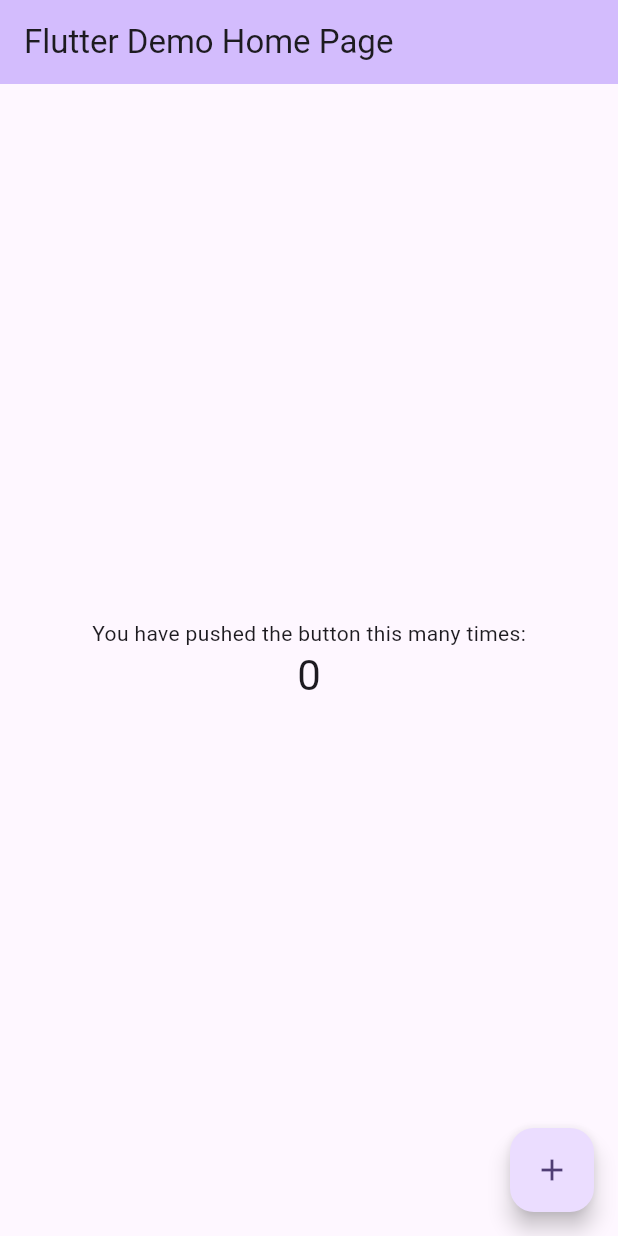
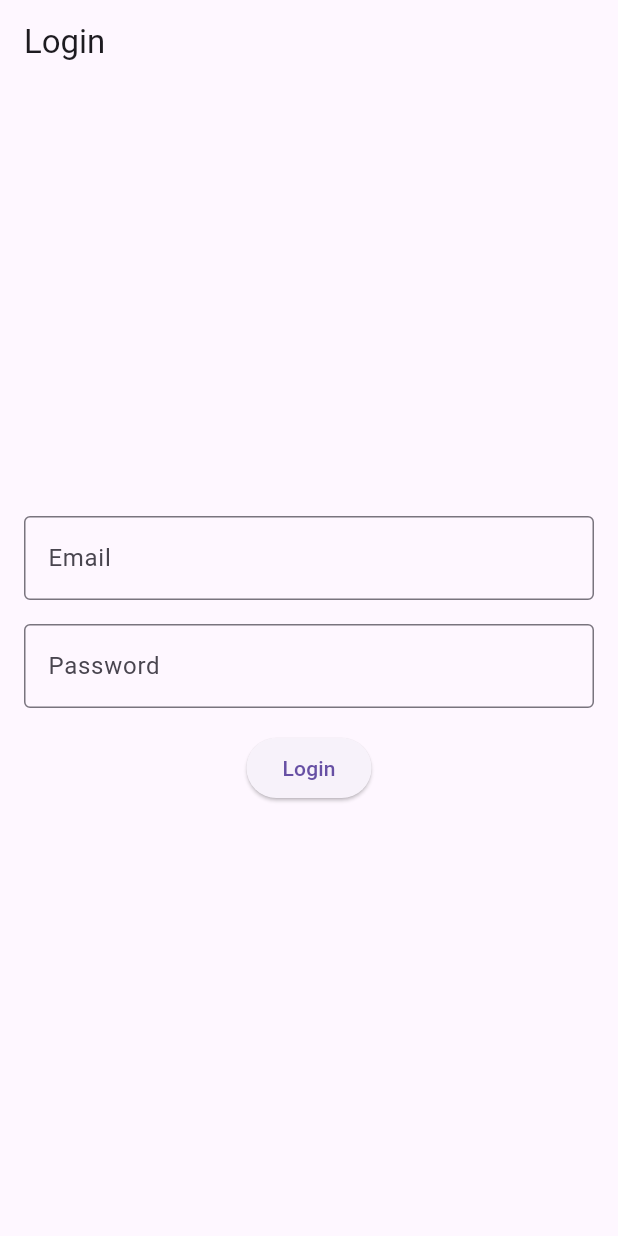
Before and after one commit to JoeDareZone/signalsync, a Flutter app: the screen it shows after launch, on a phone screen of 412 x 824 dp. Run offline on Flutter 3.47's test engine with Material 3 defaults, Android fonts, the phone set to English and light mode, and no system bars; our stand-ins replace firebase_auth, firebase_core; accounts and stored records are empty; statements that could not run were skipped.

Commit message:
feat: :sparkles: Add home page and login pages

```diff
--- a/lib/main.dart
+++ b/lib/main.dart
@@ -1,118 +1,29 @@
 import 'package:firebase_core/firebase_core.dart';
 import 'package:flutter/material.dart';
+import 'package:signalsync/screens/home_screen.dart';
+import 'package:signalsync/screens/login_screen.dart';
 
 import 'firebase_options.dart';
 
 void main() async {
   WidgetsFlutterBinding.ensureInitialized();
-
   await Firebase.initializeApp(
     options: DefaultFirebaseOptions.currentPlatform,
   );
 
-  runApp(const MyApp());
+  runApp(MyApp());
 }
 
 class MyApp extends StatelessWidget {
-  const MyApp({super.key});
-
   @override
   Widget build(BuildContext context) {
     return MaterialApp(
-      title: 'Flutter Demo',
-      theme: ThemeData(
-        colorScheme: ColorScheme.fromSeed(seedColor: Colors.deepPurple),
-        useMaterial3: true,
-      ),
-      home: const MyHomePage(title: 'Flutter Demo Home Page'),
+      title: 'Firebase Auth Demo',
+      initialRoute: '/',
+      routes: {
+        '/': (context) => LoginScreen(),
+        '/home': (context) => HomeScreen(),
+      },
     );
   }
 }
-
-class MyHomePage extends StatefulWidget {
-  const MyHomePage({super.key, required this.title});
-
-  // This widget is the home page of your application. It is stateful, meaning
-  // that it has a State object (defined below) that contains fields that affect
-  // how it looks.
-
-  // This class is the configuration for the state. It holds the values (in this
-  // case the title) provided by the parent (in this case the App widget) and
-  // used by the build method of the State. Fields in a Widget subclass are
-  // always marked "final".
-
-  final String title;
-
-  @override
-  State<MyHomePage> createState() => _MyHomePageState();
-}
-
-class _MyHomePageState extends State<MyHomePage> {
-  int _counter = 0;
-
-  void _incrementCounter() {
-    setState(() {
-      // This call to setState tells the Flutter framework that something has
-      // changed in this State, which causes it to rerun the build method below
-      // so that the display can reflect the updated values. If we changed
-      // _counter without calling setState(), then the build method would not be
-      // called again, and so nothing would appear to happen.
-      _counter++;
-    });
-  }
-
-  @override
-  Widget build(BuildContext context) {
-    // This method is rerun every time setState is called, for instance as done
-    // by the _incrementCounter method above.
-    //
-    // The Flutter framework has been optimized to make rerunning build methods
-    // fast, so that you can just rebuild anything that needs updating rather
-    // than having to individually change instances of widgets.
-    return Scaffold(
-      appBar: AppBar(
-        // TRY THIS: Try changing the color here to a specific color (to
-        // Colors.amber, perhaps?) and trigger a hot reload to see the AppBar
-        // change color while the other colors stay the same.
-        backgroundColor: Theme.of(context).colorScheme.inversePrimary,
-        // Here we take the value from the MyHomePage object that was created by
-        // the App.build method, and use it to set our appbar title.
-        title: Text(widget.title),
-      ),
-      body: Center(
-        // Center is a layout widget. It takes a single child and positions it
-        // in the middle of the parent.
-        child: Column(
-          // Column is also a layout widget. It takes a list of children and
-          // arranges them vertically. By default, it sizes itself to fit its
-          // children horizontally, and tries to be as tall as its parent.
-          //
-          // Column has various properties to control how it sizes itself and
-          // how it positions its children. Here we use mainAxisAlignment to
-          // center the children vertically; the main axis here is the vertical
-          // axis because Columns are vertical (the cross axis would be
-          // horizontal).
-          //
-          // TRY THIS: Invoke "debug painting" (choose the "Toggle Debug Paint"
-          // action in the IDE, or press "p" in the console), to see the
-          // wireframe for each widget.
-          mainAxisAlignment: MainAxisAlignment.center,
-          children: <Widget>[
-            const Text(
-              'You have pushed the button this many times:',
-            ),
-            Text(
-              '$_counter',
-              style: Theme.of(context).textTheme.headlineMedium,
-            ),
-          ],
-        ),
-      ),
-      floatingActionButton: FloatingActionButton(
-        onPressed: _incrementCounter,
-        tooltip: 'Increment',
-        child: const Icon(Icons.add),
-      ), // This trailing comma makes auto-formatting nicer for build methods.
-    );
-  }
-}
--- /dev/null
+++ b/lib/screens/login_screen.dart
@@ -0,0 +1,93 @@
+import 'package:flutter/material.dart';
+import 'package:firebase_auth/firebase_auth.dart';
+import 'home_screen.dart'; // This is your home screen after login
+
+class LoginScreen extends StatefulWidget {
+  @override
+  _LoginScreenState createState() => _LoginScreenState();
+}
+
+class _LoginScreenState extends State<LoginScreen> {
+  final TextEditingController _emailController = TextEditingController();
+  final TextEditingController _passwordController = TextEditingController();
+  final FirebaseAuth _auth = FirebaseAuth.instance;
+
+  // State variables for showing loading and error message
+  bool _isLoading = false;
+  String? _errorMessage;
+
+  Future<void> _login() async {
+    setState(() {
+      _isLoading = true;
+      _errorMessage = null;
+    });
+
+    try {
+      // Sign in with email and password
+      UserCredential userCredential = await _auth.signInWithEmailAndPassword(
+        email: _emailController.text,
+        password: _passwordController.text,
+      );
+
+      // Navigate to home screen
+      Navigator.pushReplacement(
+        context,
+        MaterialPageRoute(builder: (context) => HomeScreen()),
+      );
+    } catch (e) {
+      setState(() {
+        _errorMessage = e.toString();
+      });
+    } finally {
+      setState(() {
+        _isLoading = false;
+      });
+    }
+  }
+
+  @override
+  Widget build(BuildContext context) {
+    return Scaffold(
+      appBar: AppBar(title: Text('Login')),
+      body: Padding(
+        padding: const EdgeInsets.all(16.0),
+        child: Column(
+          mainAxisAlignment: MainAxisAlignment.center,
+          children: [
+            TextField(
+              controller: _emailController,
+              decoration: InputDecoration(
+                labelText: 'Email',
+                border: OutlineInputBorder(),
+              ),
+            ),
+            SizedBox(height: 16),
+            TextField(
+              controller: _passwordController,
+              obscureText: true,
+              decoration: InputDecoration(
+                labelText: 'Password',
+                border: OutlineInputBorder(),
+              ),
+            ),
+            SizedBox(height: 16),
+            _isLoading
+                ? CircularProgressIndicator()
+                : ElevatedButton(
+                    onPressed: _login,
+                    child: Text('Login'),
+                  ),
+            if (_errorMessage != null)
+              Padding(
+                padding: const EdgeInsets.only(top: 8.0),
+                child: Text(
+                  _errorMessage!,
+                  style: TextStyle(color: Colors.red),
+                ),
+              ),
+          ],
+        ),
+      ),
+    );
+  }
+}
--- a/pubspec.yaml
+++ b/pubspec.yaml
@@ -36,6 +36,7 @@ dependencies:
   cupertino_icons: ^1.0.8
   firebase_core: ^3.10.0
   firebase_auth: ^5.4.0
+  google_sign_in: ^6.2.2
 
 dev_dependencies:
   flutter_test:
```
Also changed, not shown: lib/screens/home_screen.dart (added, +28 -0 lines), pubspec.lock, 7 other files.
